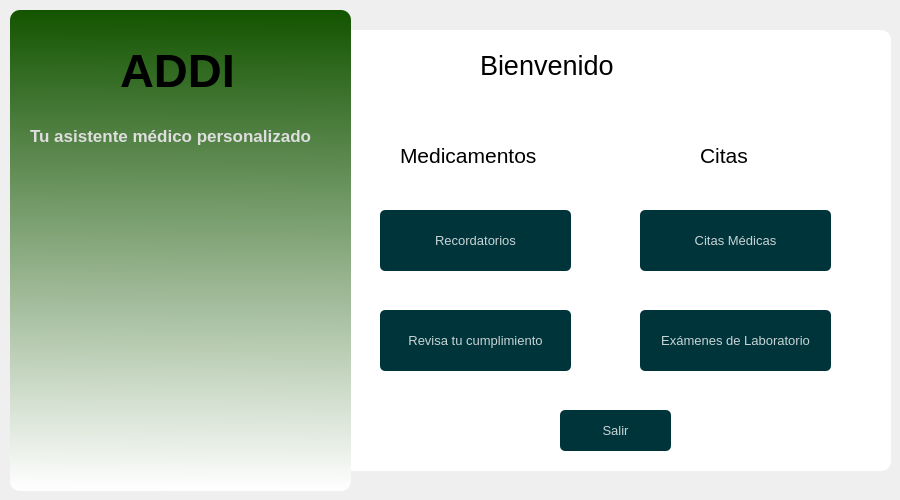
Qt form ui/bienvenida.ui (daburneo1/addi) before a commit.
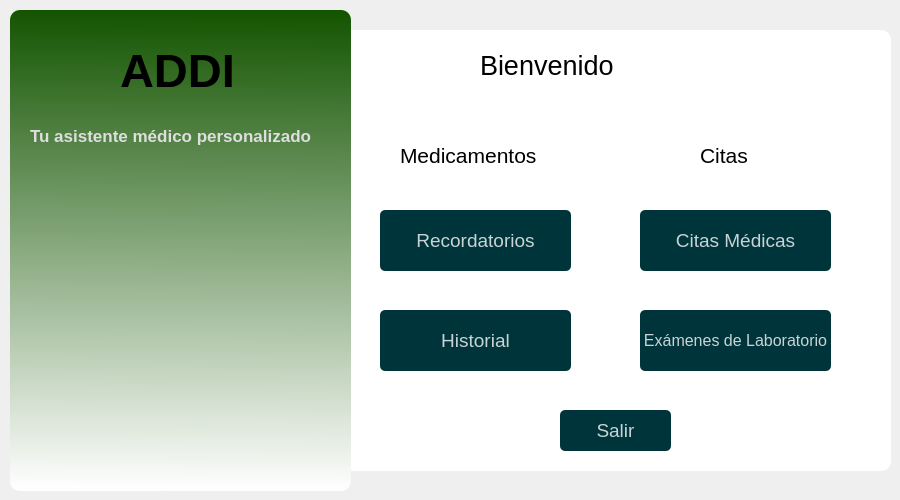
The same form after that commit.

Patch:
```diff
--- a/ui/bienvenida.ui
+++ b/ui/bienvenida.ui
@@ -156,7 +156,7 @@
     </property>
     <property name="font">
      <font>
-      <pointsize>10</pointsize>
+      <pointsize>14</pointsize>
      </font>
     </property>
     <property name="text">
@@ -174,11 +174,11 @@
     </property>
     <property name="font">
      <font>
-      <pointsize>10</pointsize>
+      <pointsize>14</pointsize>
      </font>
     </property>
     <property name="text">
-     <string>Revisa tu cumplimiento</string>
+     <string>Historial</string>
     </property>
    </widget>
    <widget class="QPushButton" name="pushButtonCitaMedica">
@@ -192,7 +192,7 @@
     </property>
     <property name="font">
      <font>
-      <pointsize>10</pointsize>
+      <pointsize>14</pointsize>
      </font>
     </property>
     <property name="text">
@@ -210,7 +210,7 @@
     </property>
     <property name="font">
      <font>
-      <pointsize>10</pointsize>
+      <pointsize>12</pointsize>
      </font>
     </property>
     <property name="text">
@@ -264,7 +264,7 @@
     </property>
     <property name="font">
      <font>
-      <pointsize>10</pointsize>
+      <pointsize>14</pointsize>
      </font>
     </property>
     <property name="text">
```
